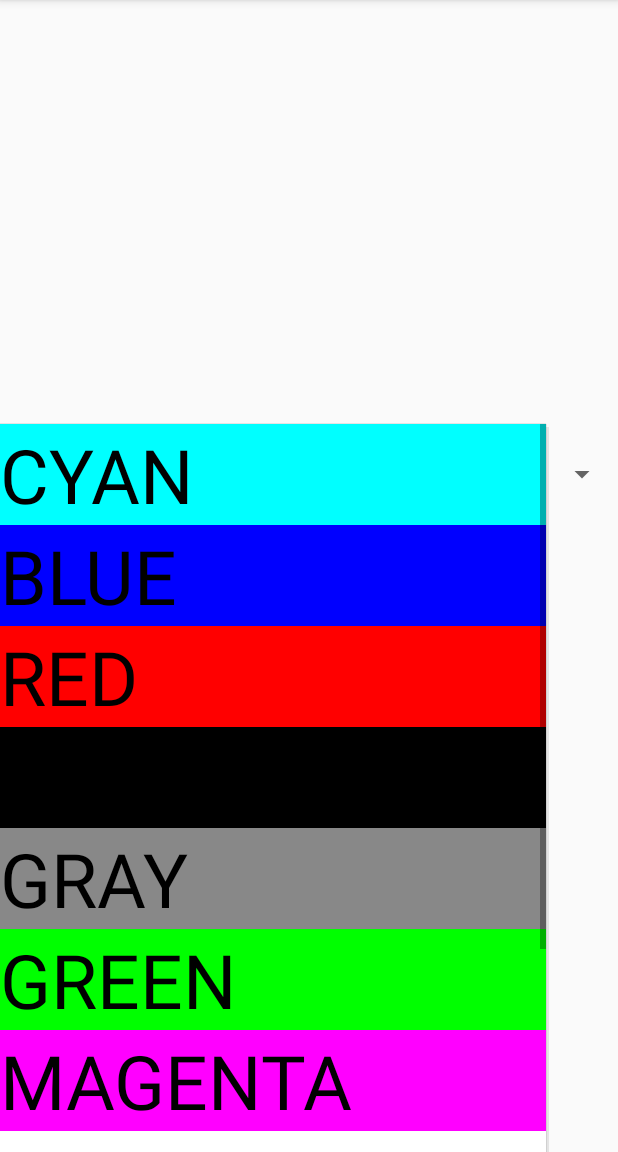
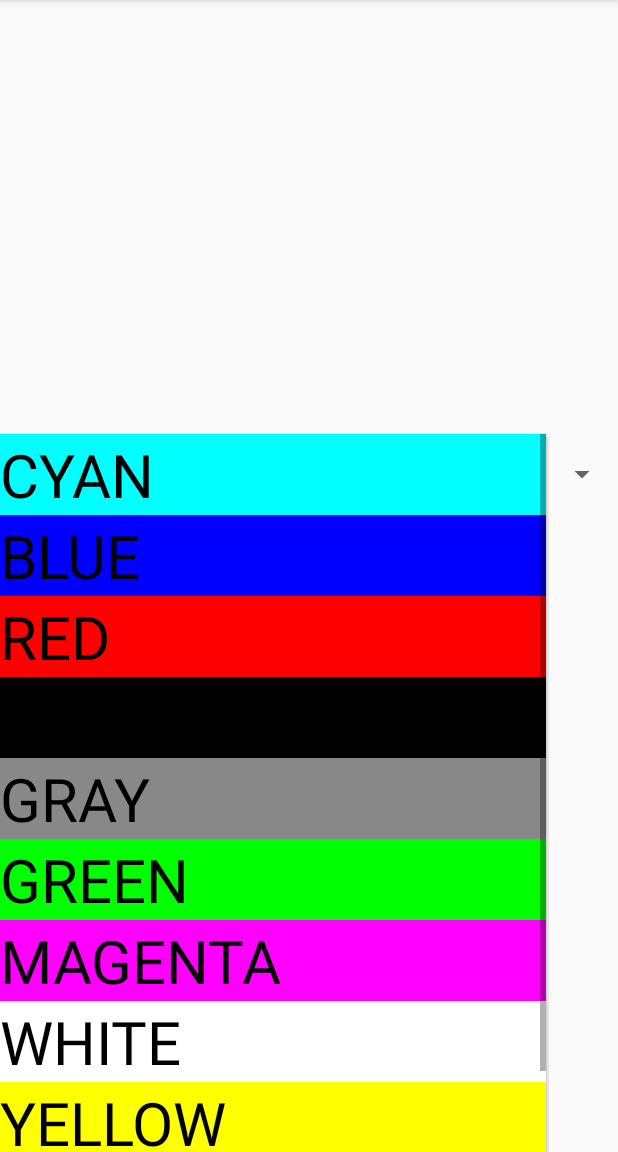
Before and after one commit to viethphamvn/ColorActivity, an Android app: the screen it shows after launch (MainActivity), after a tap on "CYAN", on a phone screen of 412 x 824 dp, the part 84-1236 px from its top. Run offline under Robolectric (Android 15) with nearby library versions, the phone set to English and light mode, and no system bars; 2 statements that could not run were skipped.

```diff
--- a/app/src/main/java/edu/temple/coloractivity/ColorAdapter.java
+++ b/app/src/main/java/edu/temple/coloractivity/ColorAdapter.java
@@ -44,7 +44,7 @@ public class ColorAdapter extends BaseAdapter {
         } else {
             textView = new TextView(context);
         }
-        textView.setTextSize(50);
+        textView.setTextSize(40);
         textView.setTextColor(Color.BLACK);
         textView.setText(colors[i]);
         textView.setBackgroundColor(Color.WHITE);
@@ -60,7 +60,7 @@ public class ColorAdapter extends BaseAdapter {
         } else {
             textView = new TextView(context);
         }
-        textView.setTextSize(50);
+        textView.setTextSize(40);
         textView.setTextColor(Color.BLACK);
         textView.setText(colors[i]);
         textView.setBackgroundColor(Color.parseColor(textView.getText().toString()));
```
